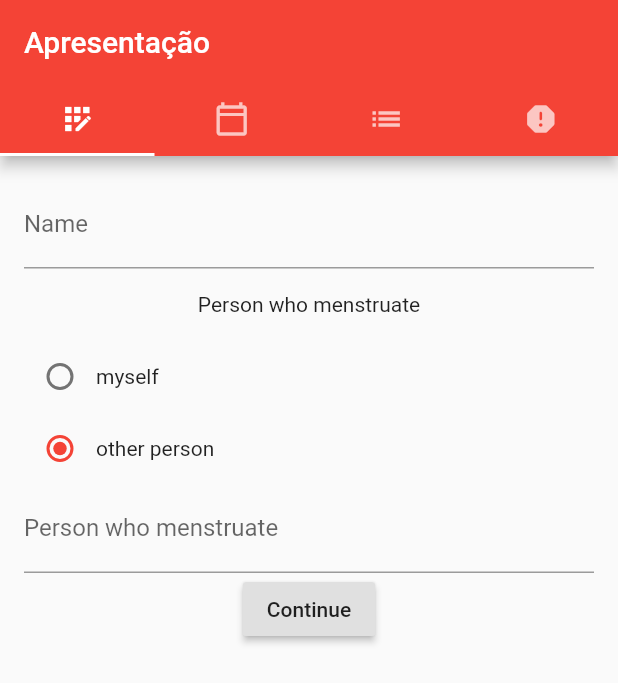
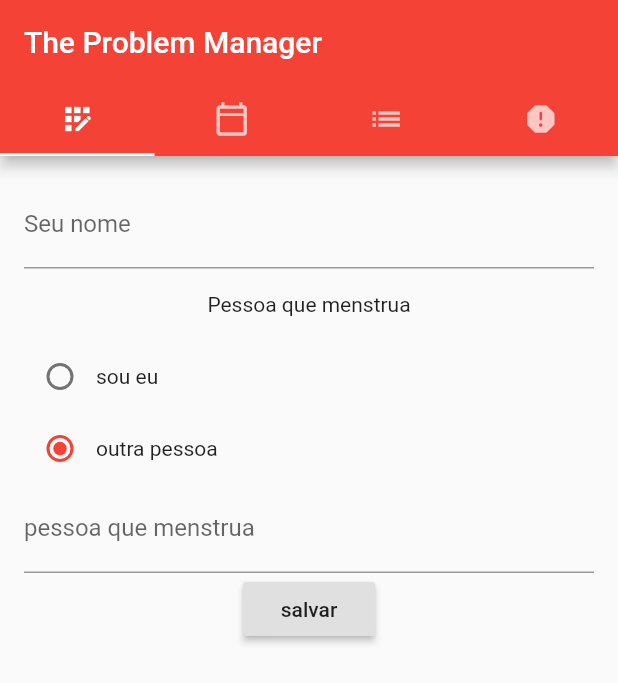
Before and after one commit to konkah/the-problem-manager, a Flutter app: the screen it shows after launch, on a phone screen of 412 x 824 dp. Shown: the top 683 px of the screen. Run offline on Flutter 3.47's test engine with Material 2 defaults, Android fonts, the phone set to English and light mode, and no system bars.

Commit message:
fix texts

```diff
--- a/the_problem_manager/lib/main.dart
+++ b/the_problem_manager/lib/main.dart
@@ -13,7 +13,7 @@ class MyApp extends StatelessWidget {
   @override
   Widget build(BuildContext context) {
     return MaterialApp(
-      title: 'The Problem Manager',
+      title: 'TPM',
       theme: ThemeData(
         primarySwatch: Colors.red,
       ),
@@ -29,7 +29,7 @@ class MyApp extends StatelessWidget {
               ],
             ),
             appBar: AppBar(
-              title: Text("Apresentação"),
+              title: Text("The Problem Manager"),
               bottom: TabBar(tabs: [
                 Tab(icon: Icon(Icons.app_registration)),
                 Tab(icon: Icon(Icons.calendar_today_outlined)),
@@ -117,7 +117,7 @@ class MyApp extends StatelessWidget {
     return Padding(
       padding: EdgeInsets.all(16.0),
       child: Column(children: [
-        Text("The Problem Manager" "\n"),
+        Text("Sobre" "\n"),
         Text(
             "A ideia do aplicativo é criar um calendário para cadastrar as datas"
                 " das menstruações, porém seu foco é para as pessoas sem útero."
--- a/the_problem_manager/lib/menstruationList.dart
+++ b/the_problem_manager/lib/menstruationList.dart
@@ -8,10 +8,10 @@ class MenstruationList extends StatelessWidget {
     return DataTable(
       columns: [
         DataColumn(
-          label: Text("start"),
+          label: Text("início"),
         ),
         DataColumn(
-          label: Text("end"),
+          label: Text("fim"),
         ),
       ],
       rows: [
--- a/the_problem_manager/lib/nameForm.dart
+++ b/the_problem_manager/lib/nameForm.dart
@@ -38,7 +38,7 @@ class NameFormState extends State {
       keyboardType: TextInputType.name,
       validator: (String inValue) {
         if (inValue.length == 0) {
-          return "Please enter your name";
+          return "campo obrigatório";
         }
         return null;
       },
@@ -46,8 +46,8 @@ class NameFormState extends State {
         nameData.yourName = inValue;
       },
       decoration: InputDecoration(
-        hintText: "add your name",
-        labelText: "Name",
+        hintText: "insira seu nome",
+        labelText: "Seu nome",
       ),
     );
   }
@@ -57,7 +57,7 @@ class NameFormState extends State {
       children: [
         Padding(
           padding: EdgeInsets.all(16.0),
-          child: Text("Person who menstruate"),
+          child: Text("Pessoa que menstrua"),
         ),
         myselfOption(),
         otherPersonOption(),
@@ -70,7 +70,7 @@ class NameFormState extends State {
     return Row(
         children: [
           personOption(true),
-          Text("myself"),
+          Text("sou eu"),
         ]
     );
   }
@@ -79,7 +79,7 @@ class NameFormState extends State {
     return Row(
       children: [
         personOption(false),
-        Text("other person"),
+        Text("outra pessoa"),
       ],
     );
   }
@@ -102,7 +102,7 @@ class NameFormState extends State {
       keyboardType: TextInputType.name,
       validator: (String inValue) {
         if (inValue.length == 0 && !nameData.samePerson) {
-          return "Fill the name of the menstruating person";
+          return "campo obrigatório";
         }
         return null;
       },
@@ -110,15 +110,15 @@ class NameFormState extends State {
         nameData.personName = inValue;
       },
       decoration: InputDecoration(
-        hintText: "add person name",
-        labelText: "Person who menstruate",
+        hintText: "coloque o nome da pessoa",
+        labelText: "pessoa que menstrua",
       ),
     );
   }
 
   Widget button() {
     return RaisedButton(
-      child: Text("Continue"),
+      child: Text("salvar"),
       onPressed: () {
         if (formKey.currentState.validate()) {
           formKey.currentState.save();
@@ -134,7 +134,7 @@ class NameFormState extends State {
       SnackBar(
         backgroundColor: Colors.black,
         duration: Duration(seconds: 5),
-        content: Text("Information saved successfully!"),
+        content: Text("Informação salva com sucesso!"),
         action: SnackBarAction(
           label: "Ok",
           onPressed: () {
```
Also changed, not shown: the_problem_manager/lib/datesForm.dart (+8 -8 lines).
